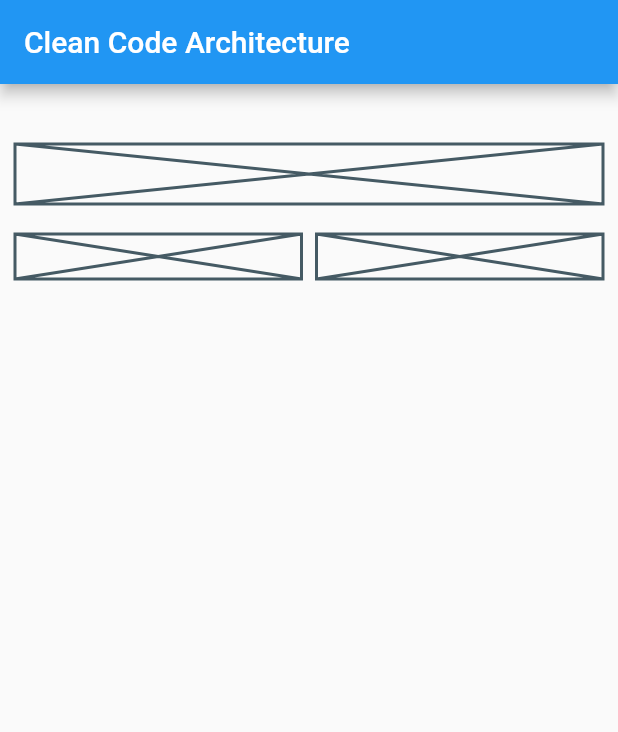
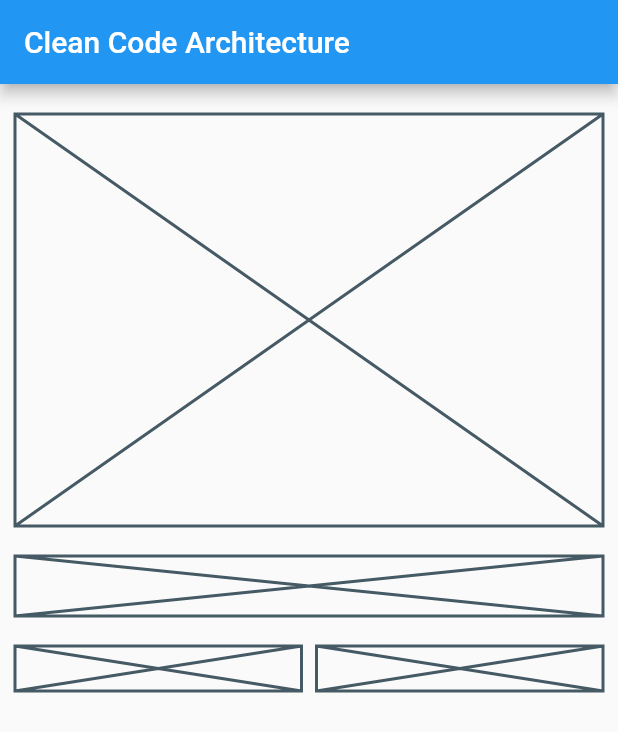
Before and after one commit to arc-arnob/clean_code_architecture_tdd_bloc, a Flutter app: the screen it shows after launch, on a phone screen of 412 x 824 dp. Shown: the top 732 px of the screen. Run offline on Flutter 3.47's test engine with Material 2 defaults, Android fonts, the phone set to English and light mode, and no system bars; our stand-ins replace bloc, dartz, data_connection_checker, equatable, flutter_bloc, get_it and 1 more.

Commit message:
Started with Project setup

```diff
--- a/lib/core/network/network_info.dart
+++ b/lib/core/network/network_info.dart
@@ -1,4 +1,5 @@
-import 'package:data_connection_checker_nulls/data_connection_checker_nulls.dart';
+// ignore: import_of_legacy_library_into_null_safe
+import 'package:data_connection_checker/data_connection_checker.dart';
 
 abstract class NetworkInfo {
   Future<bool> get isConnected; // getter in dart;
--- a/lib/features/number_trivia/presentation/bloc/number_trivia_bloc.dart
+++ b/lib/features/number_trivia/presentation/bloc/number_trivia_bloc.dart
@@ -35,7 +35,7 @@ class NumberTriviaBloc extends Bloc<NumberTriviaEvent, NumberTriviaState> {
     final inputEither =
         inputConverter.stringToUnsignedInteger(event.numberString);
 
-    inputEither.fold((failure) {
+    inputEither.fold((failure) async* {
       emit(Error(message: INVALID_INPUT_FAILURE_MESSAGE));
     }, (integer) {
       getConcreteNumberTrivia(Params(number: integer));
--- a/lib/features/number_trivia/presentation/pages/number_trivia_page.dart
+++ b/lib/features/number_trivia/presentation/pages/number_trivia_page.dart
@@ -1,5 +1,6 @@
 import 'package:clean_code_architecture_tdd/features/number_trivia/presentation/bloc/number_trivia_bloc.dart';
 import 'package:clean_code_architecture_tdd/injection_container.dart';
+import 'package:data_connection_checker/data_connection_checker.dart';
 import 'package:flutter/material.dart';
 import 'package:flutter_bloc/flutter_bloc.dart';
 
@@ -28,14 +29,14 @@ class NumberTriviaPage extends StatelessWidget {
                 height: 10,
               ),
               // Top half
-              // BlocBuilder<NumberTriviaBloc, NumberTriviaState>(
-              //   builder: (context, state) {
-              //     return Container(
-              //       height: MediaQuery.of(context).size.height / 3,
-              //       child: Placeholder(),
-              //     );
-              //   },
-              // ),
+              BlocBuilder<NumberTriviaBloc, NumberTriviaState>(
+                builder: (context, state) {
+                  return Container(
+                    height: MediaQuery.of(context).size.height / 3,
+                    child: Placeholder(),
+                  );
+                },
+              ),
               SizedBox(
                 height: 20,
               ),
--- a/lib/injection_container.dart
+++ b/lib/injection_container.dart
@@ -1,4 +1,3 @@
-
 import 'package:data_connection_checker/data_connection_checker.dart';
 
 import 'package:get_it/get_it.dart';
--- a/lib/main.dart
+++ b/lib/main.dart
@@ -1,7 +1,10 @@
 import 'package:clean_code_architecture_tdd/features/number_trivia/presentation/pages/number_trivia_page.dart';
 import 'package:flutter/material.dart';
+import 'injection_container.dart' as di;
 
-void main() {
+void main() async {
+  WidgetsFlutterBinding.ensureInitialized();
+  await di.init();
   runApp(const MyApp());
 }
 
--- a/pubspec.yaml
+++ b/pubspec.yaml
@@ -27,7 +27,6 @@ dependencies:
   shared_preferences: ^2.0.18
   build_runner: ^2.3.3
   connectivity_plus: ^3.0.4
-  data_connection_checker_nulls: ^0.0.2
 
 dev_dependencies:
   flutter_test:
```
Also changed, not shown: pubspec.lock, 3 other files.
